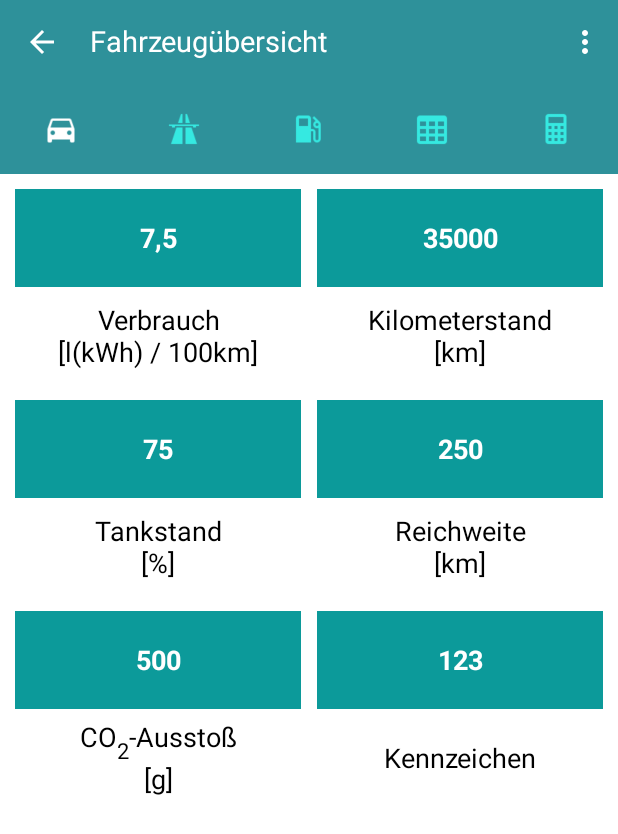
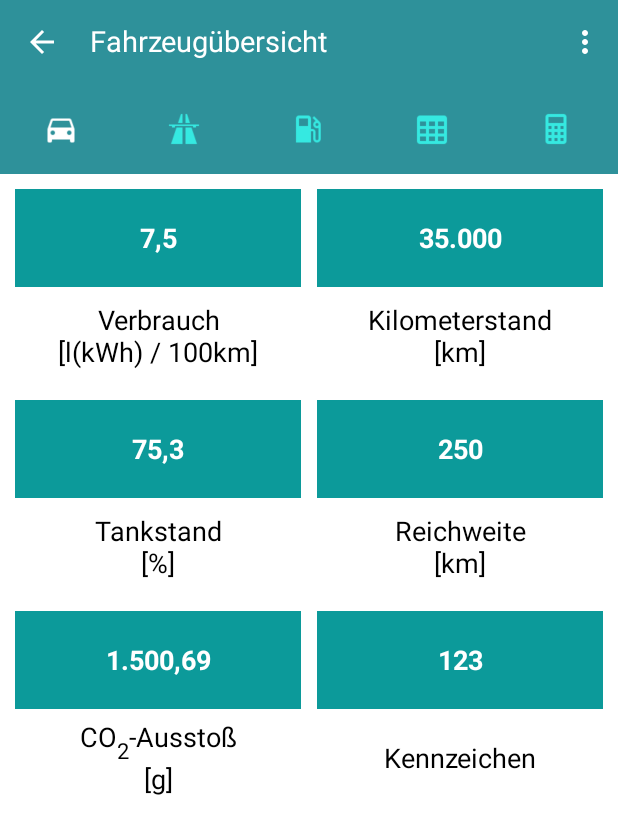
Before and after one commit to pk95/SWE, an Android app: the fahrzeuguebersicht_fragment screen opened directly, with no data from a screen before it, on a phone screen of 412 x 824 dp. Shown: the top 834 px of the screen. Run offline under Robolectric (Android 15) with nearby library versions, the phone set to English and light mode, and no system bars.

Commit message:
FÜ Java decimal and thousand Separator

```diff
--- a/Tankverhalten/app/src/main/java/com/example/tankverhalten/fahrzeuguebersicht_fragment.java
+++ b/Tankverhalten/app/src/main/java/com/example/tankverhalten/fahrzeuguebersicht_fragment.java
@@ -32,13 +32,20 @@ public class fahrzeuguebersicht_fragment extends Fragment {
     public View onCreateView(LayoutInflater inflater, @Nullable ViewGroup container, Bundle savedInstanceState) {
         view = inflater.inflate(R.layout.fahrzeuguebersicht_layout, container, false);
 
-        Vehicle r = new Vehicle("Test1", "123", 0, 500, 250, 35000, 75, (float) 7.5, VehicleType.CAR);
+        Vehicle r = new Vehicle("Test1", "123", 0, (float) 1500.69, 250, 35000, (float) 75.3, (float) 7.5, VehicleType.CAR);
 
-        DecimalFormat df = new DecimalFormat("#.##");
+        // Format of displayed Number
+        DecimalFormat df = new DecimalFormat("#,###.##");
         DecimalFormatSymbols dfs = df.getDecimalFormatSymbols();
         dfs.setDecimalSeparator(',');
+        dfs.setGroupingSeparator('.');
         df.setDecimalFormatSymbols(dfs);
 
+        // int to float for NumberFormat
+        float fRange = (float) r.remainingRange;
+        float miles = (float) r.mileAge;
+
+        // lock TextView object with TextView(id) from xml, then setText
         licensePlate = (TextView) view.findViewById(R.id.show_licensePlate);
         licensePlate.setText(r.licensePlate);
 
@@ -49,13 +56,13 @@ public class fahrzeuguebersicht_fragment extends Fragment {
         co2.setText(df.format(r.co2emissions));
 
         range = (TextView) view.findViewById(R.id.show_remainingRange);
-        range.setText(df.format(r.remainingRange));
+        range.setText(df.format(fRange));
 
         fuel = (TextView) view.findViewById(R.id.show_fuelLevel);
         fuel.setText(df.format(r.fuelLevel));
 
         mileAge = (TextView) view.findViewById(R.id.show_mileAge);
-        mileAge.setText(df.format(r.mileAge));
+        mileAge.setText(df.format(miles));
 
         return view;
     }
```
